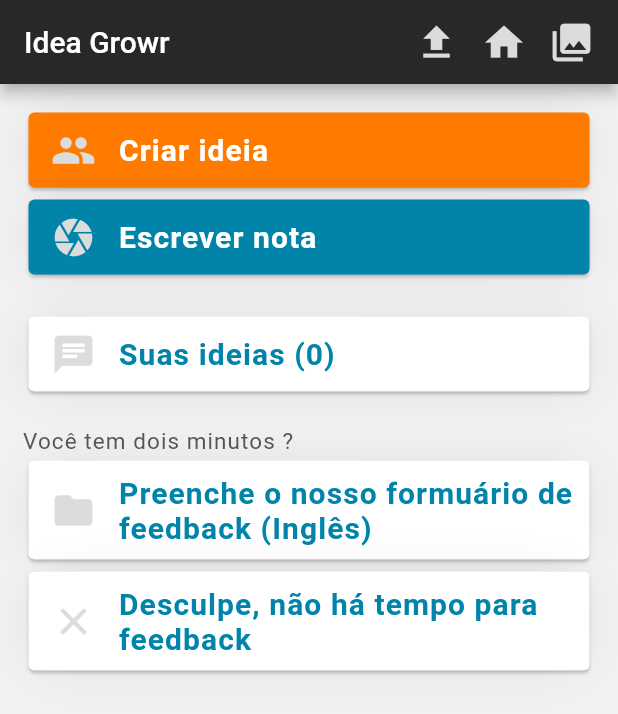
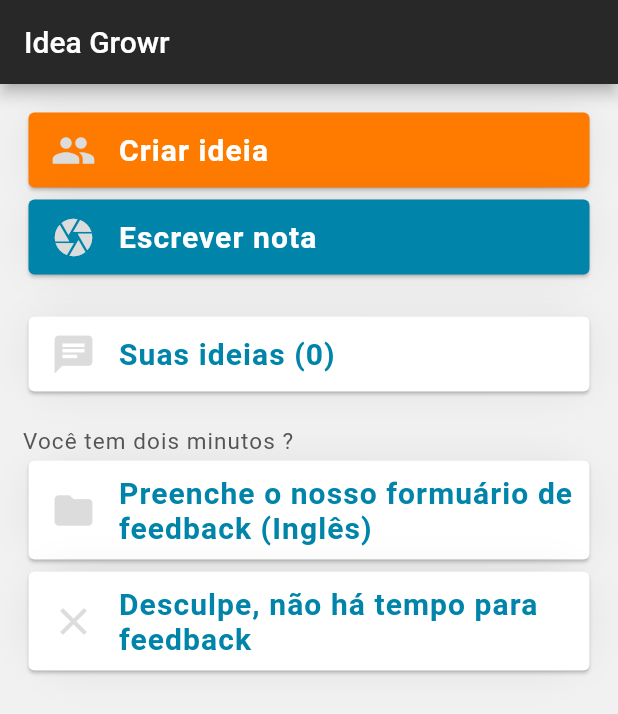
Before and after one commit to FelipeQueFez/idea-growr, a Flutter app: the screen it shows after launch, on a phone screen of 412 x 824 dp. Shown: the top 714 px of the screen. Run offline on Flutter 3.47's test engine with Material 2 defaults, Android fonts, the phone set to English and light mode, and no system bars; our stand-ins replace bloc, equatable, flutter_bloc, get_it, sqflite; accounts and stored records are empty.

Commit message:
remove icons not used and refresh home page

```diff
--- a/lib/views/screens/home/home.dart
+++ b/lib/views/screens/home/home.dart
@@ -46,23 +46,24 @@ class _HomeState extends State<Home> {
           Text('Idea Growr'),
           Row(
             children: <Widget>[
-              Icon(
-                Icons.file_upload,
-                size: 30,
-                color: AppColors.gray,
-              ),
-              SpacerBox.h15,
-              Icon(
-                Icons.home,
-                size: 30,
-                color: AppColors.gray,
-              ),
-              SpacerBox.h15,
-              Icon(
-                Icons.collections,
-                size: 30,
-                color: AppColors.gray,
-              ),
+              //TODO:implement
+              // Icon(
+              //   Icons.file_upload,
+              //   size: 30,
+              //   color: AppColors.gray,
+              // ),
+              // SpacerBox.h15,
+              // Icon(
+              //   Icons.home,
+              //   size: 30,
+              //   color: AppColors.gray,
+              // ),
+              // SpacerBox.h15,
+              // Icon(
+              //   Icons.collections,
+              //   size: 30,
+              //   color: AppColors.gray,
+              // ),
             ],
           )
         ],
@@ -100,11 +101,15 @@ class _HomeState extends State<Home> {
                 color: AppColors.white,
                 fontWeight: FontWeight.bold,
               ),
-              onTapCallback: () {
-                Navigator.push(
+              onTapCallback: () async {
+                bool refresh = await Navigator.push(
                   context,
                   MaterialPageRoute(builder: (context) => Idea()),
                 );
+
+                if (refresh != null && refresh) {
+                  _homeBloc.add(LoadIdeas());
+                }
               },
             ),
             CustomCard(
--- a/lib/views/screens/idea/idea.dart
+++ b/lib/views/screens/idea/idea.dart
@@ -87,7 +87,7 @@ class _IdeaState extends State<Idea> {
         _textEditingController.text,
         _textNoteEditingController.text,
         () {
-          Navigator.pop(context);
+          Navigator.pop(context, true);
         },
       ),
     );
```
Also changed, not shown: lib/views/screens/vision/vision.dart (+11 -10 lines), lib/views/screens/your-ideas/your_ideas.dart (+6 -5 lines).
